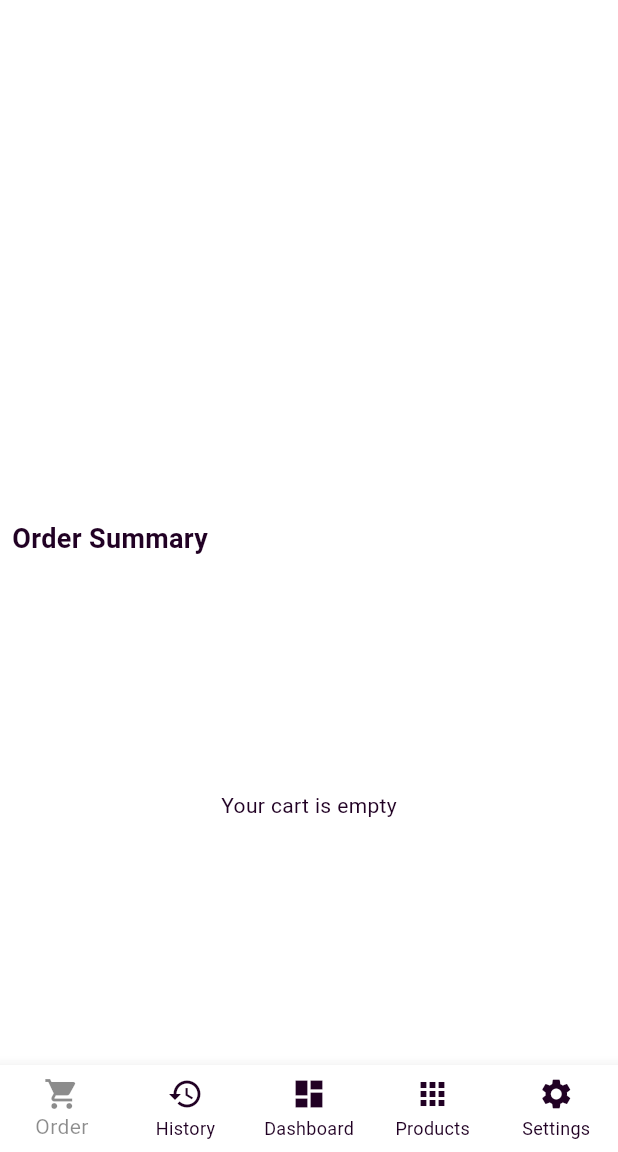
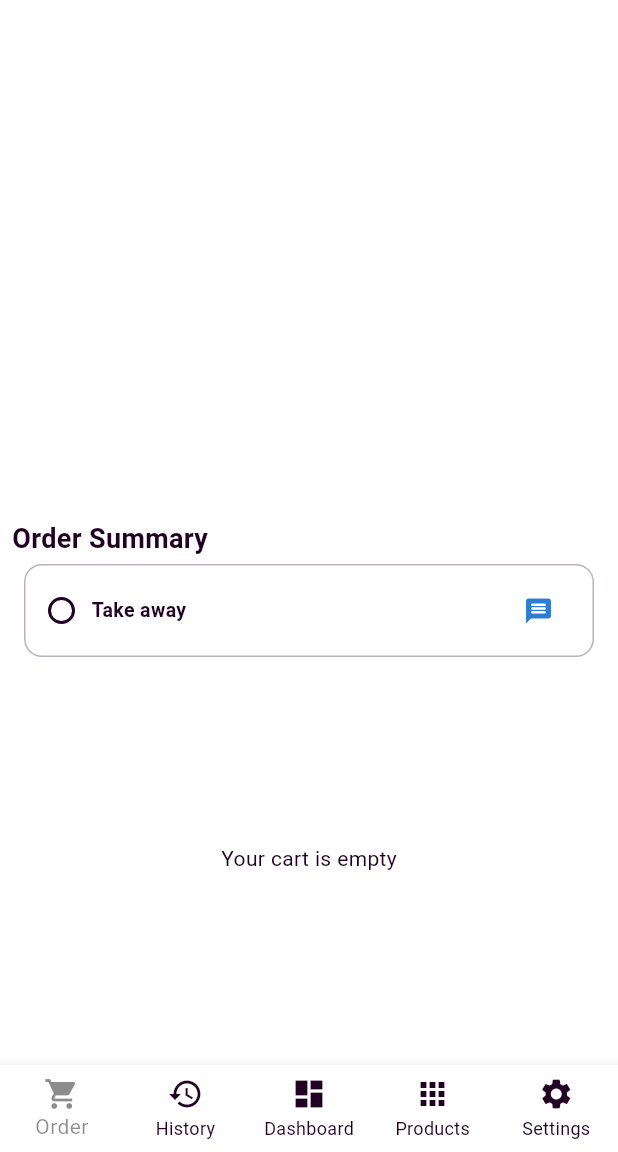
Before and after one commit to B00ZI/trinty-pos, a Flutter app: the screen it shows after launch, on a phone screen of 412 x 824 dp, the part 84-1236 px from its top. Run offline on Flutter 3.47's test engine with Material 3 defaults, Android fonts, the phone set to English and light mode, and no system bars; our stand-ins replace device_info_plus, flutter_secure_storage, image_picker, objectbox, shared_preferences, validators; missing offline and left inert: crypton, esc_pos_printer, esc_pos_utils, mrx_charts; generated files the repository leaves out were written again.

Commit message:
order details fully implimented

```diff
--- /dev/null
+++ b/lib/widgets/order_details.dart
@@ -0,0 +1,71 @@
+import 'package:flutter/material.dart';
+
+class OrderDetails extends StatelessWidget {
+  final bool isTakeAway;
+  final ValueChanged<bool?> onTakeAwayChanged;
+  final VoidCallback onCommentPressed;
+
+  const OrderDetails({
+    super.key,
+    required this.isTakeAway,
+    required this.onTakeAwayChanged,
+    required this.onCommentPressed,
+  });
+
+  @override
+  Widget build(BuildContext context) {
+    return Container(
+      margin: const EdgeInsets.symmetric(vertical: 4.0, horizontal: 8.0),
+      padding: const EdgeInsets.symmetric(horizontal: 12.0, vertical: 6.0),
+      decoration: BoxDecoration(
+        color: Theme.of(context).colorScheme.surfaceContainerHighest.withOpacity(0.2),
+        borderRadius: BorderRadius.circular(12),
+        border: Border.all(
+          color: Theme.of(context).colorScheme.outlineVariant.withOpacity(0.3),
+        ),
+      ),
+      child: Row(
+        mainAxisAlignment: MainAxisAlignment.spaceBetween,
+        children: [
+          Row(
+            children: [
+              SizedBox(
+                height: 24,
+                width: 24,
+                child: Radio<bool>(
+                  visualDensity: VisualDensity.compact,
+                  value: true,
+                  groupValue: isTakeAway,
+                  onChanged: (value) => onTakeAwayChanged(value),
+                  activeColor: Theme.of(context).colorScheme.primary,
+                ),
+              ),
+              const SizedBox(width: 8),
+              GestureDetector(
+                onTap: () => onTakeAwayChanged(!isTakeAway),
+                child: Text(
+                  'Take away',
+                  style: TextStyle(
+                    fontSize: 13,
+                    fontWeight: FontWeight.w600,
+                    color: Theme.of(context).colorScheme.onSurface,
+                  ),
+                ),
+              ),
+            ],
+          ),
+          IconButton(
+            constraints: const BoxConstraints(),
+            padding: EdgeInsets.zero,
+            onPressed: onCommentPressed,
+            icon: Icon(
+              Icons.message_rounded,
+              size: 20,
+              color: Theme.of(context).colorScheme.primary,
+            ),
+          ),
+        ],
+      ),
+    );
+  }
+}
```
Also changed, not shown: lib/screens/order_screen.dart (+32 -2 lines), lib/service/image_generatore.dart (added, +33 -0 lines), lib/service/printer_helper.dart (+18 -6 lines), lib/widgets/comment_dialog.dart (added, +58 -0 lines).
